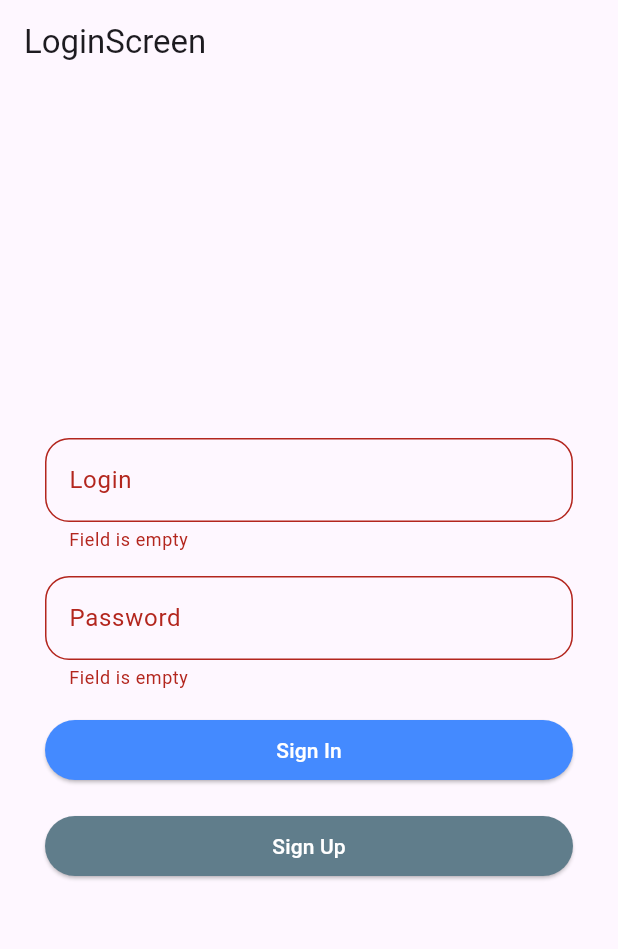
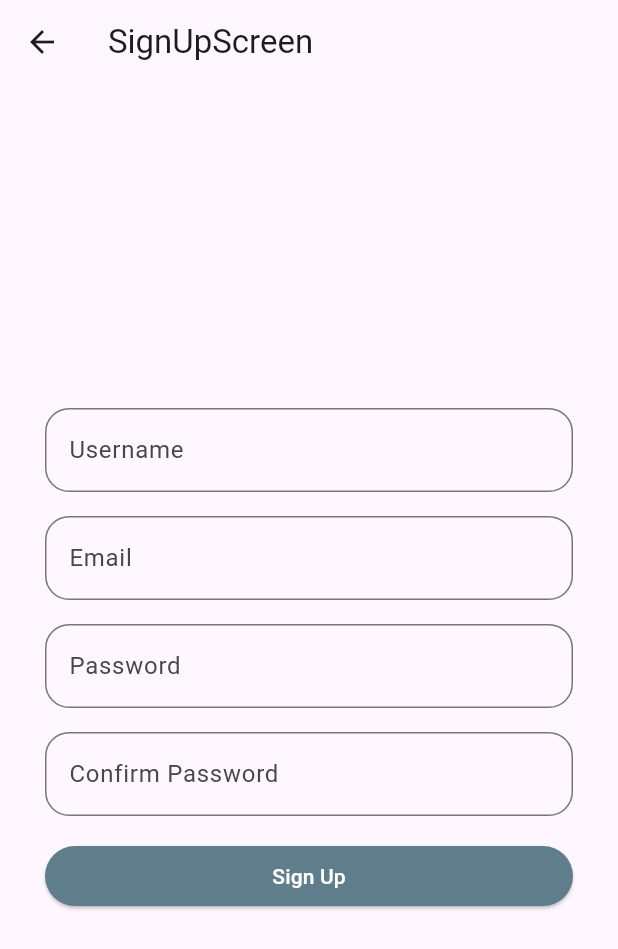
Before and after one commit to mikhailokarpenko/grpc_chat_ui, a Flutter app: the screen it shows after launch, after a tap on "Sign Up", on a phone screen of 412 x 824 dp. Shown: the top 949 px of the screen. Run offline on Flutter 3.47's test engine with Material 3 defaults, Android fonts, the phone set to English and light mode, and no system bars; our stand-ins replace flutter_bloc, freezed_annotation, get_it, injectable; missing offline and left inert: dart:ffi, grpc, protobuf; statements that could not run were skipped.

Commit message:
mock registration

```diff
--- a/lib/app/ui/root_screen.dart
+++ b/lib/app/ui/root_screen.dart
@@ -1,6 +1,6 @@
 import 'package:client_it/app/ui/app_loader.dart';
 import 'package:client_it/feature/auth/ui/components/auth_builder.dart';
-import 'package:client_it/feature/auth/ui/login_screen.dart';
+import 'package:client_it/feature/auth/ui/sign_in_screen.dart';
 import 'package:client_it/feature/main/ui/main_screen.dart';
 import 'package:flutter/material.dart';
 
@@ -10,7 +10,7 @@ class RootScreen extends StatelessWidget {
   @override
   Widget build(BuildContext context) {
     return AuthBuilder(
-      isNotAuthorized: (context) => LoginScreen(),
+      isNotAuthorized: (context) => SignInScreen(),
       isWaiting: (context) => const AppLoader(),
       isAuthorized: (context, value, child) => MainScreen(userEntity: value),
     );
--- a/lib/feature/auth/data/mock_auth_repository.dart
+++ b/lib/feature/auth/data/mock_auth_repository.dart
@@ -28,14 +28,13 @@ class MockAuthRepository implements AuthRepository {
 
   @override
   Future signIn({required String password, required String email}) {
-    throw Exception("Test");
-    // return Future.delayed(const Duration(seconds: 2), () {
-    //   return UserEntity(
-    //     email: email,
-    //     username: "testUsername",
-    //     id: "-1",
-    //   );
-    // });
+    return Future.delayed(const Duration(seconds: 2), () {
+      return UserEntity(
+        email: email,
+        username: "testUsername",
+        id: "-1",
+      );
+    });
   }
 
   @override
--- a/lib/feature/auth/domain/auth_state/auth_cubit.dart
+++ b/lib/feature/auth/domain/auth_state/auth_cubit.dart
@@ -12,12 +12,30 @@ class AuthCubit extends Cubit<AuthState> {
 
   final AuthRepository authRepository;
 
-  Future<void> signIn(
-      {required String email, required String password,}) async {
+  Future<void> signIn({
+    required String email,
+    required String password,
+  }) async {
     emit(AuthState.waiting());
     try {
-      final UserEntity userEntity = await authRepository.signIn(
-          password: password, email: email);
+      final UserEntity userEntity =
+          await authRepository.signIn(password: password, email: email);
+      emit(AuthState.authorized(userEntity));
+    } catch (e) {
+      emit(AuthState.error(e));
+      rethrow;
+    }
+  }
+
+  Future<void> signUp({
+    required String email,
+    required String username,
+    required String password,
+  }) async {
+    emit(AuthState.waiting());
+    try {
+      final UserEntity userEntity = await authRepository.signUp(
+          password: password, username: username, email: email);
       emit(AuthState.authorized(userEntity));
     } catch (e) {
       emit(AuthState.error(e));
--- a/lib/feature/auth/ui/login_screen.dart
+++ b/lib/feature/auth/ui/sign_in_screen.dart
@@ -1,21 +1,22 @@
 import 'package:client_it/app/ui/components/app_text_button.dart';
 import 'package:client_it/app/ui/components/app_text_field.dart';
 import 'package:client_it/feature/auth/domain/auth_state/auth_cubit.dart';
+import 'package:client_it/feature/auth/ui/sign_up_screen.dart';
 import 'package:flutter/material.dart';
 import 'package:flutter_bloc/flutter_bloc.dart';
 
-class LoginScreen extends StatelessWidget {
-  final controllerLogin = TextEditingController();
+class SignInScreen extends StatelessWidget {
+  final controllerEmail = TextEditingController();
   final controllerPassword = TextEditingController();
   final GlobalKey<FormState> formKey = GlobalKey();
 
-  LoginScreen({super.key});
+  SignInScreen({super.key});
 
   @override
   Widget build(BuildContext context) {
     return Scaffold(
       appBar: AppBar(
-        title: const Text("LoginScreen"),
+        title: const Text("SignInScreen"),
       ),
       body: Form(
         key: formKey,
@@ -25,7 +26,7 @@ class LoginScreen extends StatelessWidget {
             child: Column(
               mainAxisSize: MainAxisSize.min,
               children: [
-                AppTextField(controller: controllerLogin, labelText: "Login"),
+                AppTextField(controller: controllerEmail, labelText: "Email"),
                 const SizedBox(height: 16),
                 AppTextField(
                     controller: controllerPassword,
@@ -44,9 +45,8 @@ class LoginScreen extends StatelessWidget {
                 AppTextButton(
                   backgroundColor: Colors.blueGrey,
                   onPressed: () {
-                    if (formKey.currentState?.validate() == true) {
-                      print("OK");
-                    }
+                    Navigator.of(context).push(MaterialPageRoute(
+                        builder: (context) => SignUpScreen()));
                   },
                   text: 'Sign Up',
                 ),
@@ -59,5 +59,5 @@ class LoginScreen extends StatelessWidget {
   }
 
   void _onSignInPressed(AuthCubit authCubit) => authCubit.signIn(
-      email: controllerLogin.text, password: controllerPassword.text);
+      email: controllerEmail.text, password: controllerPassword.text);
 }
--- /dev/null
+++ b/lib/feature/auth/ui/sign_up_screen.dart
@@ -0,0 +1,71 @@
+import 'package:client_it/app/ui/components/app_text_button.dart';
+import 'package:client_it/app/ui/components/app_text_field.dart';
+import 'package:client_it/feature/auth/domain/auth_state/auth_cubit.dart';
+import 'package:flutter/material.dart';
+import 'package:flutter_bloc/flutter_bloc.dart';
+
+class SignUpScreen extends StatelessWidget {
+  final controllerUsername = TextEditingController();
+  final controllerEmail = TextEditingController();
+  final controllerPassword = TextEditingController();
+  final controllerPassword2 = TextEditingController();
+  final GlobalKey<FormState> formKey = GlobalKey();
+
+  SignUpScreen({super.key});
+
+  @override
+  Widget build(BuildContext context) {
+    return Scaffold(
+      appBar: AppBar(
+        title: const Text("SignUpScreen"),
+      ),
+      body: Form(
+        key: formKey,
+        child: Center(
+          child: Padding(
+            padding: const EdgeInsets.symmetric(horizontal: 30),
+            child: Column(
+              mainAxisSize: MainAxisSize.min,
+              children: [
+                AppTextField(
+                    controller: controllerUsername, labelText: "Username"),
+                const SizedBox(height: 16),
+                AppTextField(controller: controllerEmail, labelText: "Email"),
+                const SizedBox(height: 16),
+                AppTextField(
+                    controller: controllerPassword,
+                    labelText: "Password",
+                    obscureText: true),
+                const SizedBox(height: 16),
+                AppTextField(
+                    controller: controllerPassword2,
+                    labelText: "Confirm Password",
+                    obscureText: true),
+                const SizedBox(height: 16),
+                AppTextButton(
+                  backgroundColor: Colors.blueGrey,
+                  onPressed: () {
+                    if (formKey.currentState?.validate() != true) return;
+                    if (controllerPassword2.text != controllerPassword.text) {
+                      ScaffoldMessenger.of(context).showSnackBar(
+                          const SnackBar(content: Text("Passwords not equal")));
+                    } else {
+                      _onSignUpPressed(context.read<AuthCubit>());
+                      Navigator.of(context).pop();
+                    }
+                  },
+                  text: 'Sign Up',
+                ),
+              ],
+            ),
+          ),
+        ),
+      ),
+    );
+  }
+
+  void _onSignUpPressed(AuthCubit authCubit) => authCubit.signUp(
+      email: controllerEmail.text,
+      username: controllerUsername.text,
+      password: controllerPassword.text);
+}
```
